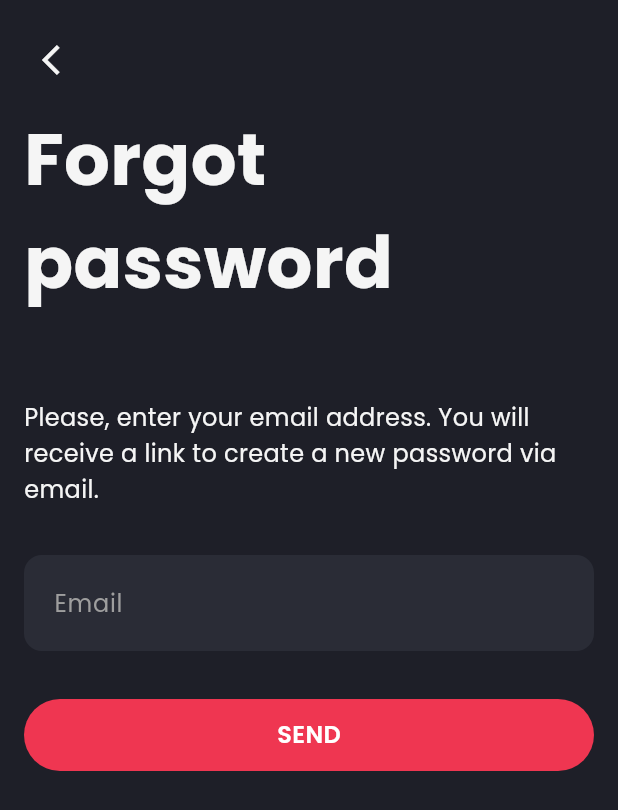
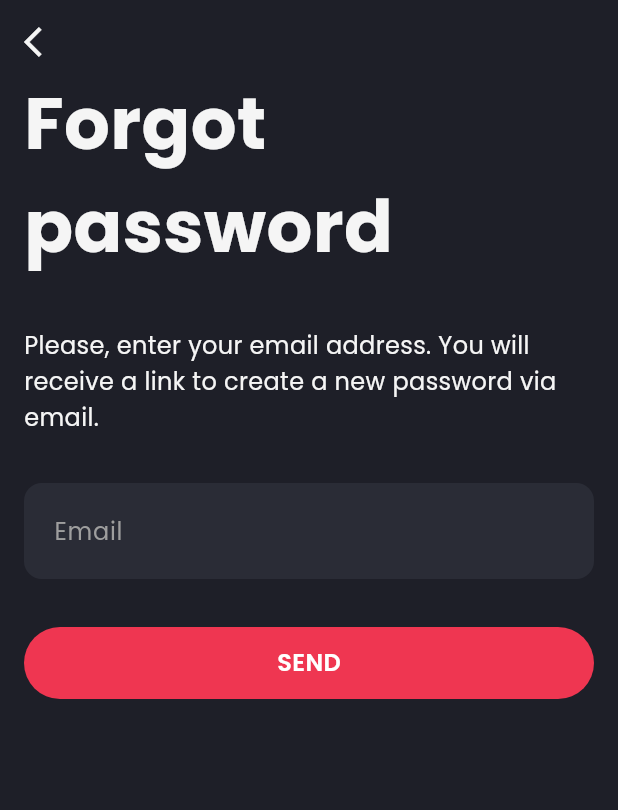
Before and after one commit to Korya25/Fake-Store-App, a Flutter app: the ForgotPasswordView screen opened by its route, on a phone screen of 412 x 824 dp. Shown: the top 810 px of the screen. Run offline on Flutter 3.47's test engine with Material 3 defaults, Android fonts, the phone set to English and light mode, and no system bars; our stand-ins replace carousel_slider, dartz, dio, flutter_bloc, fluttertoast, go_router and 2 more; accounts and stored records are empty; network calls fail.

Commit message:
update initial route to sign up and refactor auth app bar and form widgets

```diff
--- a/lib/core/resource/app_router.dart
+++ b/lib/core/resource/app_router.dart
@@ -13,7 +13,7 @@ import 'package:go_router/go_router.dart';
 
 class AppRouter {
   static GoRouter router = GoRouter(
-    initialLocation: AppRoutes.home,
+    initialLocation: AppRoutes.signUp,
     routes: [
       GoRoute(
         path: AppRoutes.signUp,
--- a/lib/features/auth/presentation/widgets/auth_app_bar.dart
+++ b/lib/features/auth/presentation/widgets/auth_app_bar.dart
@@ -20,18 +20,16 @@ class AuthAppBar extends StatelessWidget {
     return Column(
       crossAxisAlignment: CrossAxisAlignment.start,
       children: [
-        CustomVisibilityWidget(visible: showBackButton, widget: IconButton(
-        icon: const Icon(Icons.arrow_back_ios, color: AppColors.ordinaryText),
-        onPressed: onBack ?? () => Navigator.pop(context),
-        splashRadius: 20,
+        CustomVisibilityWidget(visible: showBackButton, widget: GestureDetector(
+        onTap: onBack ?? () => Navigator.pop(context),
+        child:  Icon(Icons.arrow_back_ios, color: AppColors.ordinaryText),
       ),),
-        const SizedBox(height: 8),
+         SizedBox(height: 8),
         Text(
           title,
           style: AppTextStyle.headline
           ,
         ),
-        const SizedBox(height: 24),
       ],
     );
   }
--- a/lib/features/auth/presentation/widgets/login_form.dart
+++ b/lib/features/auth/presentation/widgets/login_form.dart
@@ -1,11 +1,9 @@
-import 'package:fake_store_app/features/auth/presentation/controller/user_cubit.dart';
 import 'package:fake_store_app/core/resource/app_routes.dart';
 import 'package:fake_store_app/features/auth/presentation/widgets/auth_fotter_buttom.dart';
 import 'package:flutter/material.dart';
 import 'package:fake_store_app/core/utils/validators.dart';
 import 'package:fake_store_app/core/widgets/custom_text_field.dart';
 import 'package:fake_store_app/core/widgets/primary_button.dart';
-import 'package:flutter_bloc/flutter_bloc.dart';
 import 'package:go_router/go_router.dart';
 
 class LoginForm extends StatefulWidget {
@@ -105,7 +103,6 @@ final Map<String, bool> _hasBeenEdited = {'username': false, 'password': false};
 
   @override
   void dispose() {
-      context.read<UserCubit>().reset();
     _usernameController.dispose();
     _passwordController.dispose();
     super.dispose();
--- a/lib/features/auth/presentation/widgets/sign_up_form.dart
+++ b/lib/features/auth/presentation/widgets/sign_up_form.dart
@@ -124,7 +124,6 @@ class _SignUpFormState extends State<SignUpForm> {
 
   @override
   void dispose() {
-      context.read<UserCubit>().reset();
 
     _nameController.dispose();
     _emailController.dispose();
```
